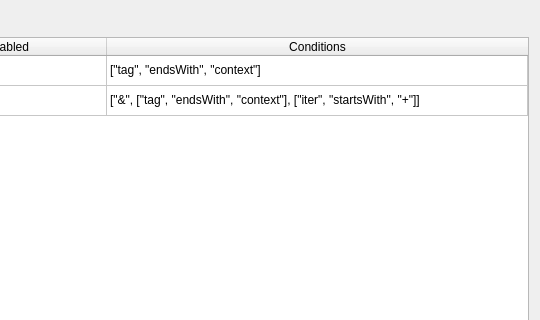
hgiesel/anki_asset_manager, file src/gui_config/sm_script_tab.ui: the form before one commit; both pictures show x 505 to 1045 and y 0 to 320 of the 1045 by 542 pixel window.
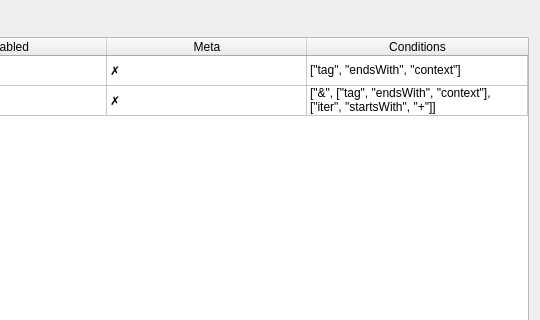
The form after the commit.

Commit message: Add "Meta" column in scripts_table

Diff of the .ui file:
```diff
--- a/src/gui_config/sm_script_tab.ui
+++ b/src/gui_config/sm_script_tab.ui
@@ -147,6 +147,11 @@
        <string>Enabled</string>
       </property>
      </column>
+     <column>
+      <property name="text">
+       <string>Meta</string>
+      </property>
+     </column>
      <column>
       <property name="text">
        <string>Conditions</string>
@@ -164,6 +169,11 @@
      </item>
      <item row="0" column="3">
       <property name="text">
+       <string>✗</string>
+      </property>
+     </item>
+     <item row="0" column="4">
+      <property name="text">
        <string>[&quot;tag&quot;, &quot;endsWith&quot;, &quot;context&quot;]</string>
       </property>
      </item>
@@ -178,6 +188,11 @@
       </property>
      </item>
      <item row="1" column="3">
+      <property name="text">
+       <string>✗</string>
+      </property>
+     </item>
+     <item row="1" column="4">
       <property name="text">
        <string>[&quot;&amp;&quot;, [&quot;tag&quot;, &quot;endsWith&quot;, &quot;context&quot;], [&quot;iter&quot;, &quot;startsWith&quot;, &quot;+&quot;]]</string>
       </property>
```
The commit also changes 1 other file.
